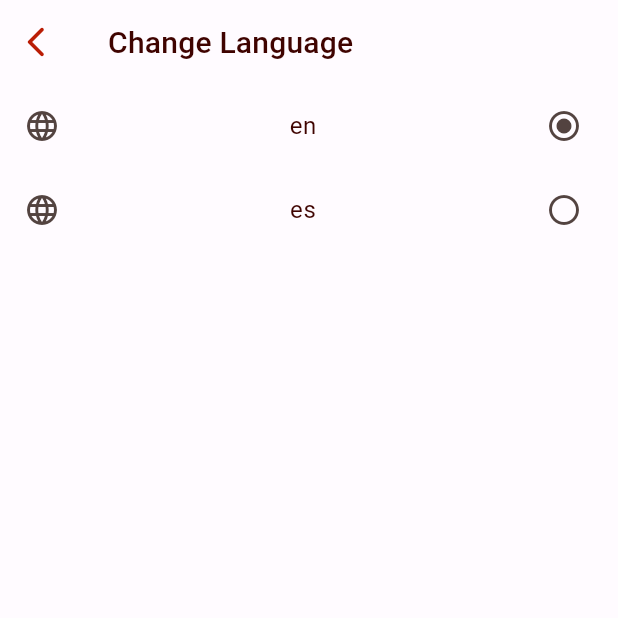
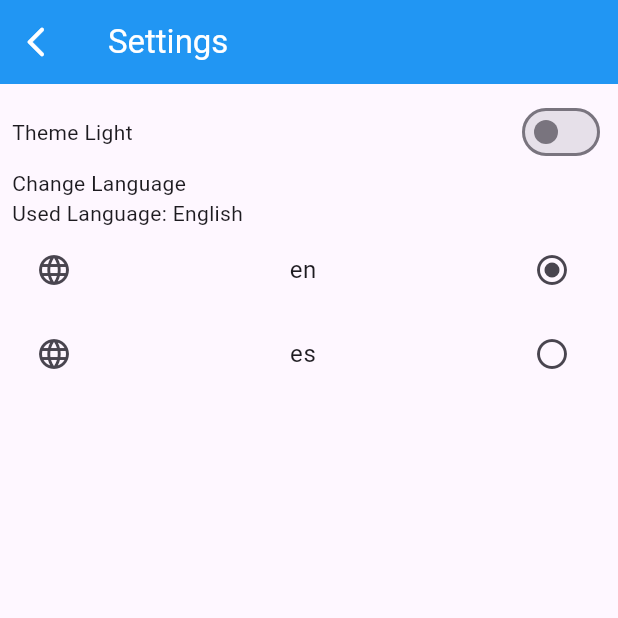
Before and after one commit to RSSerna/asd_test, a Flutter app: the LanguageScreen screen opened by its route, on a phone screen of 412 x 824 dp, the top half of it. Run offline on Flutter 3.47's test engine with Material 3 defaults, Android fonts, the phone set to English and light mode, and no system bars; our stand-ins replace dartz, dio, equatable, flutter_bloc, flutter_secure_storage, get_it and 3 more; accounts and stored records are empty; generated files the repository leaves out were written again; network calls fail; Roboto replaces fonts that are missing (Manrope, Overpass); project files that could hold a hidden picture were left out.

Commit message:
Everything Working with Theme and Localization

```diff
--- a/lib/core/constants/constants.dart
+++ b/lib/core/constants/constants.dart
@@ -5,6 +5,11 @@ class Constants {
   //Secured Storage
   static const String apiToken = 'movieApiToken';
 
+  //Shared Preferences keys
+  static const String theme = 'theme';
+  static const String language = 'language';
+
   //Shared Preferences
-  static const String votingSystems = 'votingSystems';
+  static const String lightTheme = 'lightTheme';
+  static const String darkTheme = 'darkTheme';
 }
--- a/lib/core/router/app_routes.dart
+++ b/lib/core/router/app_routes.dart
@@ -1,9 +1,9 @@
 import 'package:flutter/material.dart';
 import 'package:go_router/go_router.dart';
 
-import '../../features/language/screen/languege_screen.dart';
 import '../../features/movies/domain/entities/movie.dart';
 import '../../features/movies/presentation/screens/movies_screens.dart';
+import '../../features/settings/screen/settings_screen.dart';
 import 'router_paths.dart';
 
 final router = GoRouter(
--- a/lib/core/theme/app_theme.dart
+++ b/lib/core/theme/app_theme.dart
@@ -1,110 +1,39 @@
+import 'package:asd_test/core/constants/constants.dart';
 import 'package:flutter/material.dart';
 
-import 'app_typography.dart';
+enum AppThemeType {
+  light,
+  dark,
+}
 
 class AppTheme {
-  static ThemeData themeData = ligthTheme;
+  static Map<AppThemeType, ThemeData> get themes => {
+        AppThemeType.light: lightTheme,
+        AppThemeType.dark: darkTheme,
+      };
 
-  static final ThemeData ligthTheme = ThemeData(
-    useMaterial3: true,
-    colorScheme: lightColorScheme,
-    appBarTheme: AppBarTheme(
-      iconTheme: IconThemeData(color: lightColorScheme.primary),
+  static Map<AppThemeType, String> get themesByString => {
+        AppThemeType.light: Constants.lightTheme,
+        AppThemeType.dark: Constants.darkTheme,
+      };
+
+  static final ThemeData lightTheme = ThemeData(
+    brightness: Brightness.light,
+    primarySwatch: Colors.blue, // Example primary color
+    appBarTheme: const AppBarTheme(
+      backgroundColor: Colors.blue, //Example appbar color
+      foregroundColor: Colors.white, // Example text color
     ),
-    navigationBarTheme: NavigationBarThemeData(
-      backgroundColor: lightColorScheme.primary,
-      indicatorColor: Colors.transparent,
-      iconTheme: const WidgetStatePropertyAll(IconThemeData(
-        color: Colors.white,
-      )),
-      labelTextStyle: const WidgetStatePropertyAll(TextStyle(
-        color: Colors.white,
-        fontWeight: FontWeight.w600,
-      )),
-    ),
-    splashColor: Colors.transparent,
-    typography: appMaterialTypography,
+    // ... other light theme properties (e.g., text styles, button styles)
   );
 
   static final ThemeData darkTheme = ThemeData(
-    useMaterial3: true,
-    colorScheme: darkColorScheme,
-    navigationBarTheme: NavigationBarThemeData(
-      backgroundColor: darkColorScheme.primary,
-      indicatorColor: Colors.transparent,
-      iconTheme: const WidgetStatePropertyAll(IconThemeData(
-        color: Colors.white,
-      )),
-      labelTextStyle: const WidgetStatePropertyAll(TextStyle(
-        color: Colors.white,
-        fontWeight: FontWeight.w600,
-      )),
+    brightness: Brightness.dark,
+    primarySwatch: Colors.deepPurple, // Example primary color
+    appBarTheme: const AppBarTheme(
+      backgroundColor: Colors.deepPurple, //Example appbar color
+      foregroundColor: Colors.white, // Example text color
     ),
-    splashColor: Colors.transparent,
-    typography: appMaterialTypography,
-  );
-
-  static const lightColorScheme = ColorScheme(
-    brightness: Brightness.light,
-    primary: Color(0xFFBA1C05),
-    onPrimary: Color(0xFFF7F7F7),
-    primaryContainer: Color(0xFFBA1C05),
-    onPrimaryContainer: Color(0xFFF7F7F7),
-    secondary: Color(0xFF44312E),
-    onSecondary: Color(0xFFF7F7F7),
-    secondaryContainer: Color(0xFFFFDAD4),
-    onSecondaryContainer: Color(0xFF001F24),
-    tertiary: Color(0xFFBA1C05),
-    onTertiary: Color(0xFFF7F7F7),
-    tertiaryContainer: Color(0xFFFFDAD4),
-    onTertiaryContainer: Color(0xFF3F0300),
-    error: Color(0xFFBA1A1A),
-    errorContainer: Color(0xFFFFDAD6),
-    onError: Color(0xFFF7F7F7),
-    onErrorContainer: Color(0xFF410002),
-    surface: Color(0xFFFFFBFF),
-    onSurface: Color(0xFF3F0300),
-    surfaceContainerHighest: Color(0xFFFFFBFF),
-    onSurfaceVariant: Color(0xFF534340),
-    outline: Color(0xFF857370),
-    onInverseSurface: Color(0xFFFFEDE9),
-    inverseSurface: Color(0xFF5F150A),
-    inversePrimary: Color(0xFFFFB4A6),
-    shadow: Color(0xFF000000),
-    surfaceTint: Color(0xFFBA1C05),
-    outlineVariant: Color(0xFFD8C2BE),
-    scrim: Color(0xFF000000),
-  );
-
-  static const darkColorScheme = ColorScheme(
-    brightness: Brightness.dark,
-    primary: Color(0xFFBA1C05),
-    onPrimary: Color(0xFFF7F7F7),
-    primaryContainer: Color(0xFFBA1C05),
-    onPrimaryContainer: Color(0xFFF7F7F7),
-    secondary: Color(0xFFE7BDB5),
-    onSecondary: Color(0xFF442A24),
-    secondaryContainer: Color(0xFF5D3F3A),
-    onSecondaryContainer: Color(0xFFF7F7F7),
-    tertiary: Color(0xFFFFB4A6),
-    onTertiary: Color(0xFF660800),
-    tertiaryContainer: Color(0xFF900F00),
-    onTertiaryContainer: Color(0xFFF7F7F7),
-    error: Color(0xFFFFB4AB),
-    errorContainer: Color(0xFF93000A),
-    onError: Color(0xFF690005),
-    onErrorContainer: Color(0xFFFFDAD6),
-    surface: Color(0xFF201A19),
-    onSurface: Color(0xFFF7F7F7),
-    surfaceContainerHighest: Color(0xFF534340),
-    onSurfaceVariant: Color(0xFFD8C2BE),
-    outline: Color(0xFFA08C89),
-    onInverseSurface: Color(0xFF3F0300),
-    inverseSurface: Color(0xFFFFDAD4),
-    inversePrimary: Color(0xFFBA1C05),
-    shadow: Color(0xFF000000),
-    surfaceTint: Color(0xFFFFB4A6),
-    outlineVariant: Color(0xFF534340),
-    scrim: Color(0xFF000000),
+    // ... other dark theme properties
   );
 }
--- a/lib/features/language/bloc/language_bloc.dart
+++ /dev/null
@@ -1,16 +0,0 @@
-import 'package:asd_test/core/l10n/l10n.dart';
-import 'package:bloc/bloc.dart';
-import 'package:equatable/equatable.dart';
-import 'package:flutter/material.dart';
-
-part 'language_event.dart';
-part 'language_state.dart';
-
-class LanguageBloc extends Bloc<LanguageEvent, LanguageState> {
-  LanguageBloc() : super(LanguageInitialState()) {
-    on<LanguageEvent>((event, emit) {
-      if (!L10n.all.contains(event.locale)) return;
-      emit(LanguageChangedState(locale: event.locale));
-    });
-  }
-}
--- a/lib/features/language/bloc/language_event.dart
+++ /dev/null
@@ -1,12 +0,0 @@
-part of 'language_bloc.dart';
-
-abstract class LanguageEvent extends Equatable {
-  const LanguageEvent({this.locale});
-  final Locale? locale;
-  @override
-  List<Object> get props => [locale ?? ""];
-}
-
-class ChangeLanguageEvent extends LanguageEvent {
-  const ChangeLanguageEvent({required super.locale});
-}
--- a/lib/features/language/bloc/language_state.dart
+++ /dev/null
@@ -1,16 +0,0 @@
-part of 'language_bloc.dart';
-
-abstract class LanguageState extends Equatable {
-  const LanguageState({this.locale});
-  final Locale? locale;
-  @override
-  List<Object> get props => [locale ?? ""];
-}
-
-class LanguageInitialState extends LanguageState {
-  LanguageInitialState() : super(locale: null);
-}
-
-class LanguageChangedState extends LanguageState {
-  LanguageChangedState({required super.locale});
-}
--- a/lib/features/language/screen/languege_screen.dart
+++ /dev/null
@@ -1,45 +0,0 @@
-import 'package:asd_test/core/l10n/l10n.dart';
-import 'package:asd_test/features/language/bloc/language_bloc.dart';
-import 'package:flutter/material.dart';
-import 'package:flutter_bloc/flutter_bloc.dart';
-import 'package:flutter_gen/gen_l10n/app_localizations.dart';
-
-class LanguageScreen extends StatelessWidget {
-  const LanguageScreen({super.key});
-
-  @override
-  Widget build(BuildContext context) {
-    final localeLanguage = Localizations.localeOf(context);
-    return Scaffold(
-        appBar: AppBar(
-          leading: Align(
-            alignment: Alignment.centerLeft,
-            child: IconButton(
-              onPressed: () {
-                Navigator.pop(context);
-              },
-              icon: const Icon(Icons.arrow_back_ios_new_rounded),
-            ),
-          ),
-          title:
-              Text(AppLocalizations.of(context)?.changeLanguage ?? 'Language'),
-        ),
-        body: ListView(
-          children: L10n.all.map((local) {
-            return ListTile(
-              leading: Icon(Icons.language),
-              trailing: Icon(localeLanguage == local
-                  ? Icons.radio_button_checked
-                  : Icons.radio_button_off),
-              onTap: () {
-                BlocProvider.of<LanguageBloc>(context, listen: false)
-                    .add(ChangeLanguageEvent(locale: local));
-              },
-              title: Center(
-                child: Text(local.languageCode),
-              ),
-            );
-          }).toList(),
-        ));
-  }
-}
--- a/lib/features/movies/presentation/screens/details_screen.dart
+++ b/lib/features/movies/presentation/screens/details_screen.dart
@@ -1,7 +1,6 @@
 import 'package:flutter/material.dart';
 import 'package:provider/provider.dart';
 
-import '../../../../core/theme/app_theme.dart';
 import '../../domain/entities/cast_entity.dart';
 import '../../domain/entities/movie.dart';
 import '../providers/movies_provider.dart';
@@ -235,7 +234,6 @@ class _CustomSliverAB extends StatelessWidget {
   @override
   Widget build(BuildContext context) {
     return SliverAppBar(
-      backgroundColor: AppTheme.lightColorScheme.secondary,
       expandedHeight: 200,
       floating: false,
       pinned: true,
--- a/lib/features/movies/presentation/screens/home_screen.dart
+++ b/lib/features/movies/presentation/screens/home_screen.dart
@@ -1,4 +1,7 @@
+import 'package:asd_test/core/router/router_paths.dart';
 import 'package:flutter/material.dart';
+import 'package:flutter_gen/gen_l10n/app_localizations.dart';
+import 'package:go_router/go_router.dart';
 import 'package:provider/provider.dart';
 
 import '../providers/movies_provider.dart';
@@ -15,6 +18,10 @@ class HomeScreen extends StatelessWidget {
     return Scaffold(
         appBar: AppBar(
           title: const Text('ASD Movies'),
+          leading: IconButton(
+            icon: const Icon(Icons.settings),
+            onPressed: () => context.push(RouterPaths.language),
+          ),
           actions: [
             IconButton(
               icon: const Icon(Icons.search),
@@ -27,7 +34,7 @@ class HomeScreen extends StatelessWidget {
           children: [
             ImageSliderWidget(
               movies: movieProvider.popularMovie,
-              title: 'Populares',
+              title: AppLocalizations.of(context)?.popular ?? "Popular",
               onNextPage: () => movieProvider.getPopularMovies(),
             ),
           ],
--- /dev/null
+++ b/lib/features/settings/providers/language_provider.dart
@@ -0,0 +1,34 @@
+import 'package:asd_test/core/constants/constants.dart';
+import 'package:flutter/material.dart';
+import 'package:shared_preferences/shared_preferences.dart';
+
+import '../../../core/l10n/l10n.dart';
+
+class LanguageProvider extends ChangeNotifier {
+  final SharedPreferences prefs;
+  Locale _locale = L10n.all[0];
+
+  Locale get currentLocale => _locale;
+
+  LanguageProvider({required this.prefs}) {
+    _loadLanguage(); // Load saved theme when ThemeModel is created
+  }
+
+  void _loadLanguage() async {
+    String? localeName = prefs.getString(Constants.language);
+    if (localeName != null) {
+      _locale =
+          L10n.all.firstWhere((element) => element.languageCode == localeName);
+    }
+  }
+
+  void setLocale(Locale locale) {
+    _locale = locale;
+    _saveLanguage(); // Save the theme to SharedPreferences
+    notifyListeners();
+  }
+
+  void _saveLanguage() async {
+    await prefs.setString(Constants.language, _locale.languageCode);
+  }
+}
--- /dev/null
+++ b/lib/features/settings/providers/theme_provider.dart
@@ -0,0 +1,37 @@
+import 'package:asd_test/core/constants/constants.dart';
+import 'package:asd_test/core/theme/app_theme.dart';
+import 'package:flutter/material.dart';
+import 'package:shared_preferences/shared_preferences.dart';
+
+class ThemeProvider extends ChangeNotifier {
+  AppThemeType _currentTheme = AppThemeType.light;
+  final SharedPreferences prefs;
+
+  AppThemeType get currentTheme => _currentTheme;
+
+  ThemeProvider({required this.prefs}) {
+    _loadTheme(); // Load saved theme when ThemeModel is created
+  }
+
+  void setTheme(AppThemeType theme) {
+    _currentTheme = theme;
+    _saveTheme(); // Save the theme to SharedPreferences
+    notifyListeners();
+  }
+
+  void _loadTheme() async {
+    String? themeName = prefs.getString(Constants.theme);
+    if (themeName != null) {
+      _currentTheme = themeName == Constants.darkTheme
+          ? AppThemeType.dark
+          : AppThemeType.light;
+      print("TEMA: $_currentTheme");
+      notifyListeners();
+    }
+  }
+
+  void _saveTheme() async {
+    await prefs.setString(Constants.theme,
+        AppTheme.themesByString[_currentTheme] ?? Constants.lightTheme);
+  }
+}
--- /dev/null
+++ b/lib/features/settings/screen/settings_screen.dart
@@ -0,0 +1,111 @@
+import 'package:asd_test/features/settings/providers/language_provider.dart';
+import 'package:flutter/material.dart';
+import 'package:flutter_bloc/flutter_bloc.dart';
+import 'package:flutter_gen/gen_l10n/app_localizations.dart';
+
+import '../../../core/l10n/l10n.dart';
+import '../../../core/theme/app_theme.dart';
+import '../providers/theme_provider.dart';
+
+class LanguageScreen extends StatelessWidget {
+  const LanguageScreen({super.key});
+
+  @override
+  Widget build(BuildContext context) {
+    final localeLanguage = Localizations.localeOf(context);
+
+    return Scaffold(
+        appBar: AppBar(
+          leading: Align(
+            alignment: Alignment.centerLeft,
+            child: IconButton(
+              onPressed: () {
+                Navigator.pop(context);
+              },
+              icon: const Icon(Icons.arrow_back_ios_new_rounded),
+            ),
+          ),
+          title: Text(AppLocalizations.of(context)?.settings ?? 'Settings'),
+        ),
+        body: Padding(
+          padding: const EdgeInsets.all(8.0),
+          child: Column(
+            crossAxisAlignment: CrossAxisAlignment.start,
+            children: [
+              _ThemeSwitch(),
+              Text(AppLocalizations.of(context)?.change_language ??
+                  'Change Language'),
+              Text.rich(
+                TextSpan(children: [
+                  TextSpan(
+                    text: AppLocalizations.of(context)?.language ?? 'Language',
+                  ),
+                  TextSpan(text: ': '),
+                  TextSpan(
+                    text: AppLocalizations.of(context)?.actual_language ??
+                        'English',
+                  ),
+                ]),
+              ),
+              Expanded(
+                // height: 500,
+                child: ListView(
+                  children: L10n.all.map((locale) {
+                    return ListTile(
+                      leading: Icon(Icons.language),
+                      trailing: Icon(localeLanguage == locale
+                          ? Icons.radio_button_checked
+                          : Icons.radio_button_off),
+                      onTap: () {
+                        context.read<LanguageProvider>().setLocale(locale);
+                      },
+                      title: Center(
+                        child: Text(locale.languageCode),
+                      ),
+                    );
+                  }).toList(),
+                ),
+              ),
+            ],
+          ),
+        ));
+  }
+}
+
+class _ThemeSwitch extends StatelessWidget {
+  const _ThemeSwitch();
+
+  @override
+  Widget build(BuildContext context) {
+    return Builder(builder: (context) {
+      var currentTheme = context.watch<ThemeProvider>().currentTheme;
+      return Row(
+        mainAxisAlignment: MainAxisAlignment.spaceBetween,
+        spacing: 10,
+        children: [
+          Text.rich(
+            TextSpan(children: [
+              TextSpan(
+                text: AppLocalizations.of(context)?.theme ?? 'Theme',
+              ),
+              TextSpan(text: ' '),
+              TextSpan(
+                text: currentTheme == AppThemeType.dark
+                    ? AppLocalizations.of(context)?.dark ?? 'Dart'
+                    : AppLocalizations.of(context)?.light ?? 'Light',
+              ),
+            ]),
+          ),
+          Switch(
+            value: currentTheme == AppThemeType.dark,
+            onChanged: (value) {
+              context
+                  .read<ThemeProvider>()
+                  .setTheme(value ? AppThemeType.dark : AppThemeType.light);
+            },
+          ),
+        ],
+      );
+    });
+  }
+}
```
Also changed, not shown: lib/core/di/injection_container.dart (+7 -2 lines), lib/core/l10n/app_en.arb (+9 -56 lines), lib/core/l10n/app_es.arb (+9 -56 lines), lib/features/movies/presentation/bloc/clean_bloc.dart (deleted, +0 -65 lines), lib/features/movies/presentation/bloc/clean_event.dart (deleted, +0 -20 lines), lib/features/movies/presentation/bloc/clean_state.dart (deleted, +0 -31 lines), lib/features/movies/presentation/widgets/image_slider.dart (+7 -2 lines), lib/my_app.dart (+15 -18 lines).
